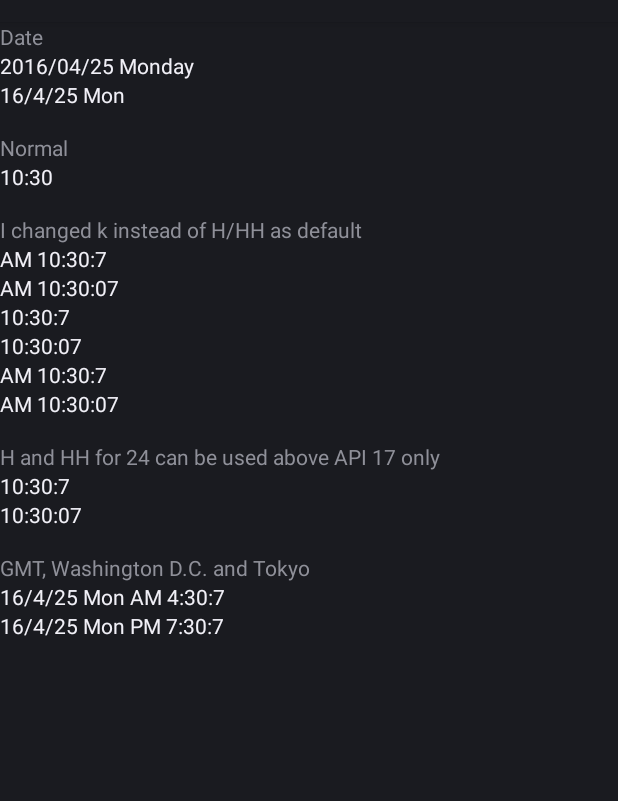
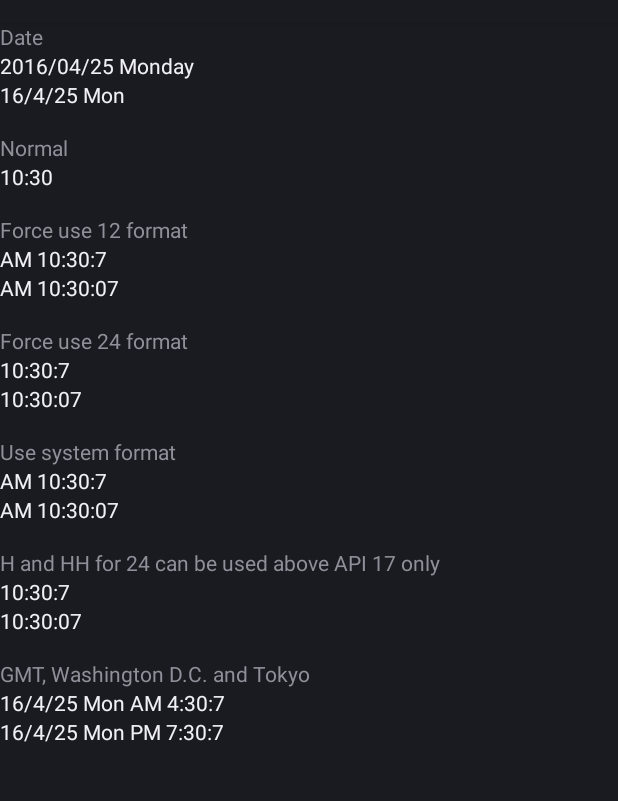
Before and after one commit to imknown/BetterTextClockBackport, an Android app: the screen it shows after launch (MainActivity), on a phone screen of 412 x 824 dp, the part 62-863 px from its top. Run offline under Robolectric (Android 15) with nearby library versions, the phone set to English and light mode, and no system bars.

Commit message:
fix bugs

```diff
--- a/BetterTextClockBackportSample/src/main/res/layout/activity_main.xml
+++ b/BetterTextClockBackportSample/src/main/res/layout/activity_main.xml
@@ -41,7 +41,7 @@
         <TextView
             android:layout_width="match_parent"
             android:layout_height="wrap_content"
-            android:text="\nI changed k instead of H/HH as default" />
+            android:text="\nForce use 12 format" />
 
         <net.imknown.bettertextclockbackportlibrary.TextClock
             android:layout_width="wrap_content"
@@ -55,6 +55,11 @@
             app:forceUse="format12"
             app:format12Hour="a hh:mm:ss" />
 
+        <TextView
+            android:layout_width="match_parent"
+            android:layout_height="wrap_content"
+            android:text="\nForce use 24 format" />
+
         <net.imknown.bettertextclockbackportlibrary.TextClock
             android:layout_width="wrap_content"
             android:layout_height="wrap_content"
@@ -67,19 +72,24 @@
             app:forceUse="format24"
             app:format24Hour="kk:mm:ss" />
 
-        <net.imknown.bettertextclockbackportlibrary.TextClock
-            android:layout_width="wrap_content"
+        <TextView
+            android:layout_width="match_parent"
             android:layout_height="wrap_content"
-            app:forceUse="formatAuto"
-            app:format12Hour="a k:m:s"
-            app:format24Hour="a kk:m:s" />
+            android:text="\nUse system format" />
 
         <net.imknown.bettertextclockbackportlibrary.TextClock
             android:layout_width="wrap_content"
             android:layout_height="wrap_content"
             app:forceUse="formatAuto"
-            app:format12Hour="a k:mm:ss"
-            app:format24Hour="a kk:mm:ss" />
+            app:format12Hour="a h:m:s"
+            app:format24Hour="k:m:s" />
+
+        <net.imknown.bettertextclockbackportlibrary.TextClock
+            android:layout_width="wrap_content"
+            android:layout_height="wrap_content"
+            app:forceUse="formatAuto"
+            app:format12Hour="a hh:mm:ss"
+            app:format24Hour="kk:mm:ss" />
 
         <!-- ===================================================== -->
 
```
